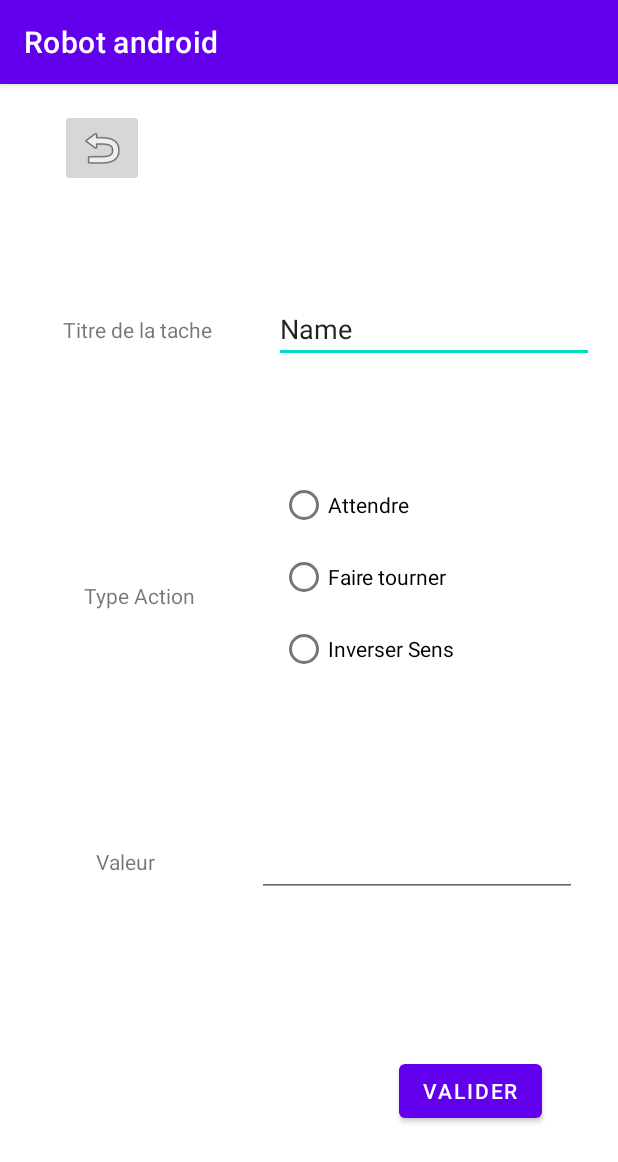
After one commit to simont44/ApplicationAndroid, an Android app: the MenuTache screen opened directly, with no data from a screen before it, on a phone screen of 412 x 824 dp. The commit adds this screen. Shown: the top 1162 px of the screen. Run offline under Robolectric (Android 15) with nearby library versions, the phone set to English and light mode, and no system bars.

Commit message:
Ajout des interfaces de créations, recup du fichier json pour convertir en classe gamme, reste les UPDATE, delete et Sauvegarde à gérer

```diff
--- a/app/build.gradle
+++ b/app/build.gradle
@@ -43,4 +43,6 @@ dependencies {
     testImplementation 'junit:junit:4.+'
     androidTestImplementation 'androidx.test.ext:junit:1.1.2'
     androidTestImplementation 'androidx.test.espresso:espresso-core:3.3.0'
+
+    compile 'com.android.support:recyclerview-v7:26.1.0'
 }
--- /dev/null
+++ b/app/src/main/java/com/example/robotandroid/MenuTache.java
@@ -0,0 +1,47 @@
+package com.example.robotandroid;
+
+import androidx.appcompat.app.AppCompatActivity;
+
+import android.content.Intent;
+import android.os.Bundle;
+import android.view.View;
+import android.widget.Button;
+import android.widget.ImageButton;
+
+public class MenuTache extends AppCompatActivity {
+
+    @Override
+    protected void onCreate(Bundle savedInstanceState) {
+        super.onCreate(savedInstanceState);
+        setContentView(R.layout.activity_menu_tache);
+
+        ImageButton buttonRetourOpe = findViewById(R.id.imagebutton_retourOpération);
+        buttonRetourOpe.setOnClickListener(new View.OnClickListener() {
+            @Override
+            public void onClick(View v) {
+                RetourMenuOpe();
+            }
+        });
+        Button buttonValiderTache = findViewById(R.id.button_validerTache);
+        buttonValiderTache.setOnClickListener(new View.OnClickListener() {
+            @Override
+            public void onClick(View v) {
+                ValiderTache();
+            }
+        });
+    }
+    public void RetourMenuOpe()
+    {
+        Intent menuOpe = new Intent(this, MenuOperation.class);
+        startActivity(menuOpe);
+        finish();
+    }
+
+    public void ValiderTache()
+    {
+        //Sauvegarde de la tache à faire
+        Intent menuOpe = new Intent(this, MenuOperation.class);
+        startActivity(menuOpe);
+        finish();
+    }
+}
--- a/app/src/main/java/com/example/robotandroid/Operation.java
+++ b/app/src/main/java/com/example/robotandroid/Operation.java
@@ -4,9 +4,10 @@ import java.util.ArrayList;
 
 public class Operation {
     ArrayList<Tache> ListeTaches;
+    String titre;
+    String description;
 
-
-    public Operation()
+    public Operation(String titre, String description)
     {
         ListeTaches = new ArrayList<Tache>();
     }
--- /dev/null
+++ b/app/src/main/res/layout/activity_menu_tache.xml
@@ -0,0 +1,123 @@
+<?xml version="1.0" encoding="utf-8"?>
+<androidx.constraintlayout.widget.ConstraintLayout xmlns:android="http://schemas.android.com/apk/res/android"
+    xmlns:app="http://schemas.android.com/apk/res-auto"
+    xmlns:tools="http://schemas.android.com/tools"
+    android:layout_width="match_parent"
+    android:layout_height="match_parent"
+    tools:context=".MenuTache">
+
+    <TextView
+        android:id="@+id/textView_titretache"
+        android:layout_width="wrap_content"
+        android:layout_height="wrap_content"
+        android:text="Titre de la tache"
+        app:layout_constraintBottom_toBottomOf="@+id/editText_titretache"
+        app:layout_constraintEnd_toStartOf="@+id/editText_titretache"
+        app:layout_constraintStart_toStartOf="parent"
+        app:layout_constraintTop_toTopOf="@+id/editText_titretache" />
+
+    <EditText
+        android:id="@+id/editText_titretache"
+        android:layout_width="wrap_content"
+        android:layout_height="wrap_content"
+        android:ems="10"
+        android:inputType="textPersonName"
+        android:text="Name"
+        app:layout_constraintBottom_toTopOf="@+id/radioGroup"
+        app:layout_constraintEnd_toEndOf="parent"
+        app:layout_constraintHorizontal_bias="0.92"
+        app:layout_constraintStart_toStartOf="parent"
+        app:layout_constraintTop_toBottomOf="@+id/imagebutton_retourOpération"
+        app:layout_constraintVertical_bias="0.503" />
+
+    <TextView
+        android:id="@+id/textView_typeTache"
+        android:layout_width="wrap_content"
+        android:layout_height="wrap_content"
+        android:text="Type Action"
+        app:layout_constraintBottom_toTopOf="@+id/textView_valeur"
+        app:layout_constraintEnd_toStartOf="@+id/radioGroup"
+        app:layout_constraintStart_toStartOf="parent"
+        app:layout_constraintTop_toBottomOf="@+id/textView_titretache" />
+
+    <RadioGroup
+        android:id="@+id/radioGroup"
+        android:layout_width="130dp"
+        android:layout_height="160dp"
+        android:layout_marginTop="188dp"
+        app:layout_constraintBottom_toTopOf="@+id/editTextNumber_valeurTache"
+        app:layout_constraintEnd_toEndOf="parent"
+        app:layout_constraintHorizontal_bias="0.661"
+        app:layout_constraintStart_toStartOf="parent"
+        app:layout_constraintTop_toBottomOf="@+id/imagebutton_retourOpération"
+        app:layout_constraintVertical_bias="0.0">
+
+        <RadioButton
+            android:id="@+id/radioButton_wait"
+            android:layout_width="wrap_content"
+            android:layout_height="wrap_content"
+            android:text="Attendre" />
+
+        <RadioButton
+            android:id="@+id/radioButton_turn"
+            android:layout_width="match_parent"
+            android:layout_height="wrap_content"
+            android:text="Faire tourner" />
+
+        <RadioButton
+            android:id="@+id/radioButton_inversturn"
+            android:layout_width="match_parent"
+            android:layout_height="wrap_content"
+            android:text="Inverser Sens" />
+    </RadioGroup>
+
+    <TextView
+        android:id="@+id/textView_valeur"
+        android:layout_width="wrap_content"
+        android:layout_height="wrap_content"
+        android:layout_marginStart="64dp"
+        android:layout_marginLeft="64dp"
+        android:text="Valeur"
+        app:layout_constraintBottom_toBottomOf="@+id/editTextNumber_valeurTache"
+        app:layout_constraintStart_toStartOf="parent"
+        app:layout_constraintTop_toTopOf="@+id/editTextNumber_valeurTache"
+        app:layout_constraintVertical_bias="0.461" />
+
+    <EditText
+        android:id="@+id/editTextNumber_valeurTache"
+        android:layout_width="wrap_content"
+        android:layout_height="wrap_content"
+        android:ems="10"
+        android:inputType="number"
+        app:layout_constraintBottom_toBottomOf="parent"
+        app:layout_constraintEnd_toEndOf="parent"
+        app:layout_constraintHorizontal_bias="0.711"
+        app:layout_constraintStart_toEndOf="@+id/textView_valeur"
+        app:layout_constraintTop_toBottomOf="@+id/imagebutton_retourOpération"
+        app:layout_constraintVertical_bias="0.654" />
+
+    <Button
+        android:id="@+id/button_validerTache"
+        android:layout_width="wrap_content"
+        android:layout_height="wrap_content"
+        android:text="Valider"
+        app:layout_constraintBottom_toBottomOf="parent"
+        app:layout_constraintEnd_toEndOf="parent"
+        app:layout_constraintHorizontal_bias="0.841"
+        app:layout_constraintStart_toStartOf="parent"
+        app:layout_constraintTop_toBottomOf="@+id/editTextNumber_valeurTache"
+        app:layout_constraintVertical_bias="0.593" />
+
+    <ImageButton
+        android:id="@+id/imagebutton_retourOpération"
+        android:layout_width="wrap_content"
+        android:layout_height="wrap_content"
+        app:layout_constraintBottom_toBottomOf="parent"
+        app:layout_constraintEnd_toEndOf="parent"
+        app:layout_constraintHorizontal_bias="0.112"
+        app:layout_constraintStart_toStartOf="parent"
+        app:layout_constraintTop_toTopOf="parent"
+        app:layout_constraintVertical_bias="0.023"
+        app:srcCompat="@android:drawable/ic_menu_revert" />
+
+</androidx.constraintlayout.widget.ConstraintLayout>
--- a/app/src/main/res/layout/widget_liste_gamme.xml
+++ b/app/src/main/res/layout/widget_liste_gamme.xml
@@ -1,7 +1,8 @@
 <?xml version="1.0" encoding="utf-8"?>
 <LinearLayout xmlns:android="http://schemas.android.com/apk/res/android"
+    android:id="@+id/linearLayoutlisteGamme"
     android:layout_width="match_parent"
-    android:layout_height="match_parent">
+    android:layout_height="wrap_content">
 
     <TextView
         android:id="@+id/TextViewLabelGamme"
--- a/gradle.properties
+++ b/gradle.properties
@@ -15,3 +15,4 @@ org.gradle.jvmargs=-Xmx2048m -Dfile.encoding=UTF-8
 # Android operating system, and which are packaged with your app"s APK
 # https://developer.android.com/topic/libraries/support-library/androidx-rn
 android.useAndroidX=true
+android.enableJetifier=true
```
Also changed, not shown: app/src/main/AndroidManifest.xml (+7 -4 lines), app/src/main/java/com/example/robotandroid/GammeRepository/CreateGamme.java (added, +47 -0 lines), app/src/main/java/com/example/robotandroid/GammeRepository/GammeViewHolder.java (+11 -4 lines), app/src/main/java/com/example/robotandroid/JSONManager.java (added, +33 -0 lines), app/src/main/java/com/example/robotandroid/MenuGamme.java (+54 -0 lines), app/src/main/java/com/example/robotandroid/MenuOperation.java (added, +57 -0 lines), app/src/main/res/layout/activity_create_gamme.xml (added, +82 -0 lines), app/src/main/res/layout/activity_menu_operation.xml (added, +109 -0 lines), app/src/main/res/drawable/maison.png (added).
